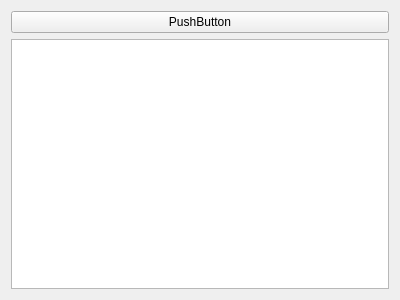
Qt form Clients/pcviewform.ui (rust3128/HotLinePTS) before a commit.
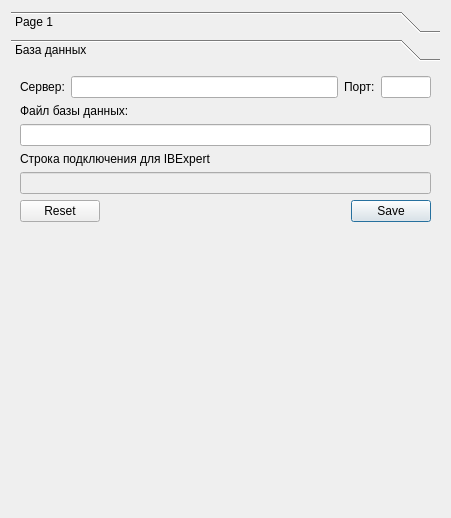
The same form after that commit.

Commit message: info form

```diff
--- a/Clients/pcviewform.ui
+++ b/Clients/pcviewform.ui
@@ -6,24 +6,177 @@
    <rect>
     <x>0</x>
     <y>0</y>
-    <width>400</width>
-    <height>300</height>
+    <width>451</width>
+    <height>518</height>
    </rect>
   </property>
+  <property name="minimumSize">
+   <size>
+    <width>400</width>
+    <height>0</height>
+   </size>
+  </property>
   <property name="windowTitle">
    <string>Form</string>
   </property>
   <layout class="QGridLayout" name="gridLayout">
    <item row="0" column="0">
-    <widget class="QPushButton" name="pushButton">
-     <property name="text">
-      <string>PushButton</string>
+    <widget class="QToolBox" name="toolBox">
+     <property name="styleSheet">
+      <string notr="true">/*QToolBox::tab{ background: #009deb;
+                                border-radius: 5px;
+                                font-size: 15px;
+                                icon-size: 48px;
+                                color: black;}
+
+QToolBox::tab:first#toolBoxMain {background: #4ade00;
+                                border-radius: 5px;
+                                font-size: 15px;
+                                color: black;}
+
+/*
+                            &quot;QToolBox::tab:last#toolBoxMain {&quot;
+                                &quot;background: #f95300;&quot;
+                                &quot;border-radius: 5px;&quot;
+                                &quot;font-size: 15px;&quot;
+                                &quot;color: black;&quot;
+                            &quot;}&quot;
+                            &quot;QToolBox::tab:selected#toolBoxMain {&quot;
+                                &quot;font: italic bold;&quot;
+                                &quot;font-size: 15px;&quot;
+                                &quot;color: white;&quot;
+                            &quot;}&quot;);
+
+*/</string>
      </property>
+     <property name="currentIndex">
+      <number>1</number>
+     </property>
+     <widget class="QWidget" name="page">
+      <property name="geometry">
+       <rect>
+        <x>0</x>
+        <y>0</y>
+        <width>433</width>
+        <height>442</height>
+       </rect>
+      </property>
+      <attribute name="label">
+       <string>Page 1</string>
+      </attribute>
+     </widget>
+     <widget class="QWidget" name="pageFBObject">
+      <property name="geometry">
+       <rect>
+        <x>0</x>
+        <y>0</y>
+        <width>433</width>
+        <height>442</height>
+       </rect>
+      </property>
+      <attribute name="label">
+       <string>База данных</string>
+      </attribute>
+      <layout class="QGridLayout" name="gridLayout_3">
+       <item row="0" column="0">
+        <layout class="QGridLayout" name="gridLayout_2">
+         <item row="0" column="0">
+          <widget class="QLabel" name="label">
+           <property name="text">
+            <string>Сервер:</string>
+           </property>
+          </widget>
+         </item>
+         <item row="0" column="2">
+          <widget class="QLabel" name="label_2">
+           <property name="text">
+            <string>Порт:</string>
+           </property>
+          </widget>
+         </item>
+         <item row="0" column="3">
+          <widget class="QLineEdit" name="lineEditPortFB">
+           <property name="maximumSize">
+            <size>
+             <width>50</width>
+             <height>16777215</height>
+            </size>
+           </property>
+          </widget>
+         </item>
+         <item row="3" column="0" colspan="4">
+          <widget class="QLabel" name="label_4">
+           <property name="text">
+            <string>Строка подключения для IBExpert</string>
+           </property>
+          </widget>
+         </item>
+         <item row="2" column="0" colspan="4">
+          <widget class="QLineEdit" name="lineEditDatabaseName">
+           <property name="frame">
+            <bool>true</bool>
+           </property>
+           <property name="clearButtonEnabled">
+            <bool>true</bool>
+           </property>
+          </widget>
+         </item>
+         <item row="1" column="0" colspan="4">
+          <widget class="QLabel" name="label_3">
+           <property name="text">
+            <string>Файл базы данных:</string>
+           </property>
+          </widget>
+         </item>
+         <item row="0" column="1">
+          <widget class="QLineEdit" name="lineEditServerFB">
+           <property name="clearButtonEnabled">
+            <bool>true</bool>
+           </property>
+          </widget>
+         </item>
+         <item row="4" column="0" colspan="4">
+          <widget class="QLineEdit" name="lineEditIBEConnect">
+           <property name="styleSheet">
+            <string notr="true">background-color: rgb(239, 239, 239);</string>
+           </property>
+           <property name="text">
+            <string/>
+           </property>
+           <property name="frame">
+            <bool>true</bool>
+           </property>
+           <property name="readOnly">
+            <bool>true</bool>
+           </property>
+          </widget>
+         </item>
+        </layout>
+       </item>
+       <item row="1" column="0">
+        <widget class="QDialogButtonBox" name="buttonBoxFB">
+         <property name="standardButtons">
+          <set>QDialogButtonBox::Reset|QDialogButtonBox::Save</set>
+         </property>
+        </widget>
+       </item>
+       <item row="2" column="0">
+        <spacer name="verticalSpacer">
+         <property name="orientation">
+          <enum>Qt::Vertical</enum>
+         </property>
+         <property name="sizeHint" stdset="0">
+          <size>
+           <width>20</width>
+           <height>40</height>
+          </size>
+         </property>
+        </spacer>
+       </item>
+      </layout>
+     </widget>
     </widget>
    </item>
-   <item row="1" column="0">
-    <widget class="QTableView" name="tableView"/>
-   </item>
   </layout>
  </widget>
  <resources/>
```
Left out of the diff: 6 changed lines with no effect on the pictures. The commit also changes 5 other files.
